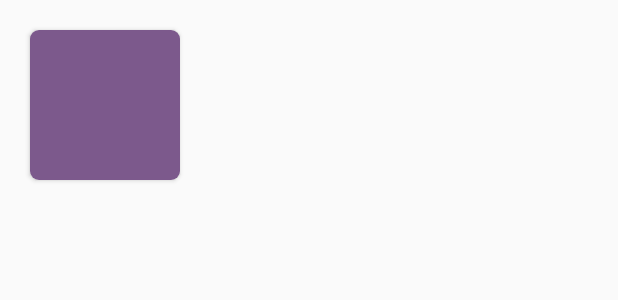
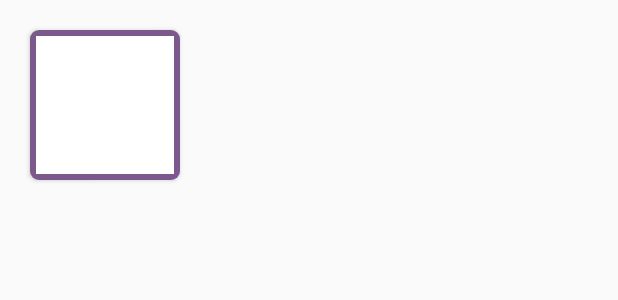
Before and after one commit to tattood/tattood-android, an Android app: the layout tattoo_item.xml on its own in the app's theme, with its tools: preview values and no code run, on a phone screen of 412 x 824 dp. Shown: the top 300 px of the screen. Run offline under Robolectric (Android 15) with nearby library versions, the phone set to English and light mode, and no system bars; plain views replace SimpleDraweeView; network calls fail.

Commit message:
Added frame

```diff
--- a/app/src/main/res/layout/tattoo_item.xml
+++ b/app/src/main/res/layout/tattoo_item.xml
@@ -16,13 +16,23 @@
     <FrameLayout
         android:layout_width="match_parent"
         android:layout_height="match_parent"
-        android:background="@color/colorTransPurple">
+        android:background="@color/colorTransPurple"
+>
+
+        <FrameLayout
+            android:layout_width="match_parent"
+            android:layout_height="match_parent"
+            android:background="@color/colorPureWhite"
+            android:layout_marginTop="4dp"
+            android:layout_marginBottom="4dp"
+            android:layout_marginRight="4dp"
+            android:layout_marginLeft="4dp">
 
             <com.facebook.drawee.view.SimpleDraweeView
                 android:id="@+id/item_image"
                 android:layout_width="fill_parent"
                 android:layout_height="match_parent"
-            android:padding="2dp"
+                android:padding="0dp"
                 android:contentDescription="@string/tattoo_description"
                 android:gravity="center"
                 android:scaleType="fitXY"
@@ -30,6 +40,8 @@
 
         </FrameLayout>
 
+    </FrameLayout>
+
 
 
 </android.support.v7.widget.CardView>
```
Lines whose indentation alone changed are shown as unchanged.
